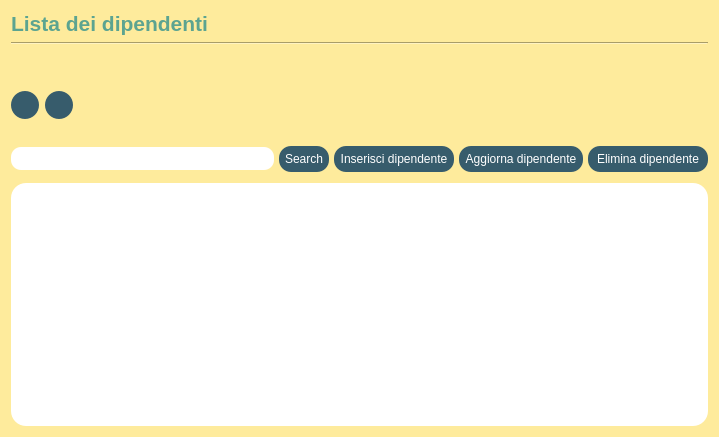
This is dipendente/ListaDipendente/view/ListaDipendenti.ui in StracciaMatteo/GestioneCinema as Qt 5 draws it before an edit. The edited form follows.
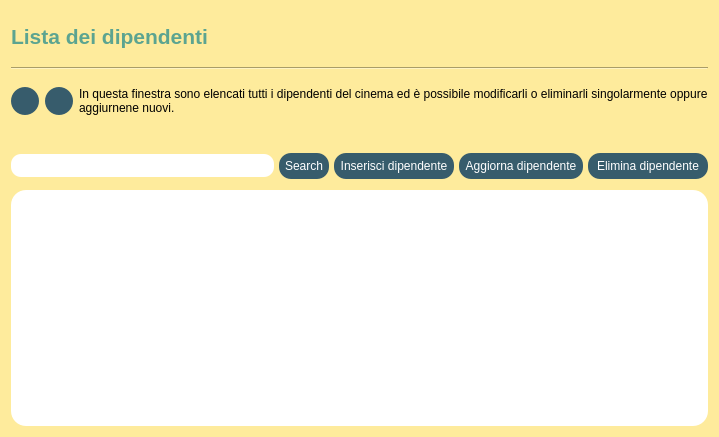
This is the edited form. Icons and pictures are not drawn.

```diff
--- a/dipendente/ListaDipendente/view/ListaDipendenti.ui
+++ b/dipendente/ListaDipendente/view/ListaDipendenti.ui
@@ -24,6 +24,18 @@
   <layout class="QVBoxLayout" name="verticalLayout">
    <item>
     <widget class="QLabel" name="list_dei_dipendenti">
+     <property name="minimumSize">
+      <size>
+       <width>0</width>
+       <height>50</height>
+      </size>
+     </property>
+     <property name="maximumSize">
+      <size>
+       <width>16777215</width>
+       <height>50</height>
+      </size>
+     </property>
      <property name="font">
       <font>
        <pointsize>16</pointsize>
@@ -52,22 +64,6 @@
      </property>
     </widget>
    </item>
-   <item>
-    <spacer name="verticalSpacer">
-     <property name="orientation">
-      <enum>Qt::Vertical</enum>
-     </property>
-     <property name="sizeType">
-      <enum>QSizePolicy::Preferred</enum>
-     </property>
-     <property name="sizeHint" stdset="0">
-      <size>
-       <width>20</width>
-       <height>40</height>
-      </size>
-     </property>
-    </spacer>
-   </item>
    <item>
     <layout class="QHBoxLayout" name="horizontalLayout_3">
      <property name="spacing">
@@ -81,6 +77,12 @@
          <verstretch>0</verstretch>
         </sizepolicy>
        </property>
+       <property name="maximumSize">
+        <size>
+         <width>28</width>
+         <height>28</height>
+        </size>
+       </property>
        <property name="styleSheet">
         <string notr="true">QPushButton{
  border-radius: 14px;
@@ -125,6 +127,12 @@
          <verstretch>0</verstretch>
         </sizepolicy>
        </property>
+       <property name="maximumSize">
+        <size>
+         <width>28</width>
+         <height>28</height>
+        </size>
+       </property>
        <property name="styleSheet">
         <string notr="true">QPushButton{
  border-radius: 14px;
@@ -162,17 +170,26 @@
       </widget>
      </item>
      <item>
-      <spacer name="horizontalSpacer">
-       <property name="orientation">
-        <enum>Qt::Horizontal</enum>
+      <widget class="QLabel" name="label">
+       <property name="minimumSize">
+        <size>
+         <width>0</width>
+         <height>50</height>
+        </size>
        </property>
-       <property name="sizeHint" stdset="0">
+       <property name="maximumSize">
         <size>
-         <width>40</width>
-         <height>20</height>
+         <width>16777215</width>
+         <height>50</height>
         </size>
        </property>
-      </spacer>
+       <property name="text">
+        <string>In questa finestra sono elencati tutti i dipendenti del cinema ed è possibile modificarli o eliminarli singolarmente oppure aggiurnene nuovi.</string>
+       </property>
+       <property name="wordWrap">
+        <bool>true</bool>
+       </property>
+      </widget>
      </item>
     </layout>
    </item>
@@ -469,7 +486,7 @@
         <x>0</x>
         <y>0</y>
         <width>701</width>
-        <height>230</height>
+        <height>229</height>
        </rect>
       </property>
       <property name="styleSheet">
@@ -582,9 +599,6 @@
          <property name="wordWrap">
           <bool>false</bool>
          </property>
-         <property name="itemAlignment">
-          <set>Qt::AlignJustify</set>
-         </property>
          <property name="sortingEnabled">
           <bool>false</bool>
          </property>
```
